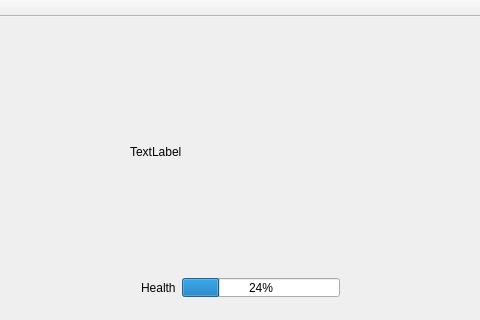
Above: InGame/InGame/InGame.ui from beratyil/playStarWars before the change; both pictures show x 440 to 920 and y 0 to 320 of the 920 by 675 pixel window. Below: the same form after it.
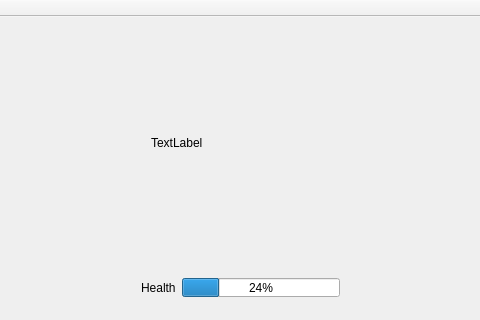
That is the form after the change.

Commit message:
update soldier class
Health and armor operations are handled in Health class via level and type modifiers. Hence health and armor parameters and member functions getting and setting these parameters are deleted.

Non loaded images from InGame.qrc is fixed. After compiling, an object code is created named qrc_InGame.obj. Images are loaded after this object code is linked from PlayStarWars project. But, enemy image cannot be loaded. It will be fixed later.

Diff of the .ui file:
```diff
--- a/InGame/InGame/InGame.ui
+++ b/InGame/InGame/InGame.ui
@@ -195,18 +195,27 @@
      </item>
     </layout>
    </widget>
-   <widget class="QLabel" name="enemy">
+   <widget class="QWidget" name="gridLayoutWidget_5">
     <property name="geometry">
      <rect>
-      <x>570</x>
-      <y>40</y>
-      <width>209</width>
-      <height>189</height>
+      <x>580</x>
+      <y>30</y>
+      <width>211</width>
+      <height>191</height>
      </rect>
     </property>
+    <layout class="QGridLayout" name="enemyLayout">
+     <item row="0" column="0">
+      <widget class="QLabel" name="enemy">
     <property name="text">
      <string>TextLabel</string>
     </property>
+       <property name="scaledContents">
+        <bool>true</bool>
+       </property>
+      </widget>
+     </item>
+    </layout>
    </widget>
   </widget>
   <widget class="QMenuBar" name="menuBar">
```
Lines whose indentation alone changed are shown as unchanged. The commit also changes 24 other files.
